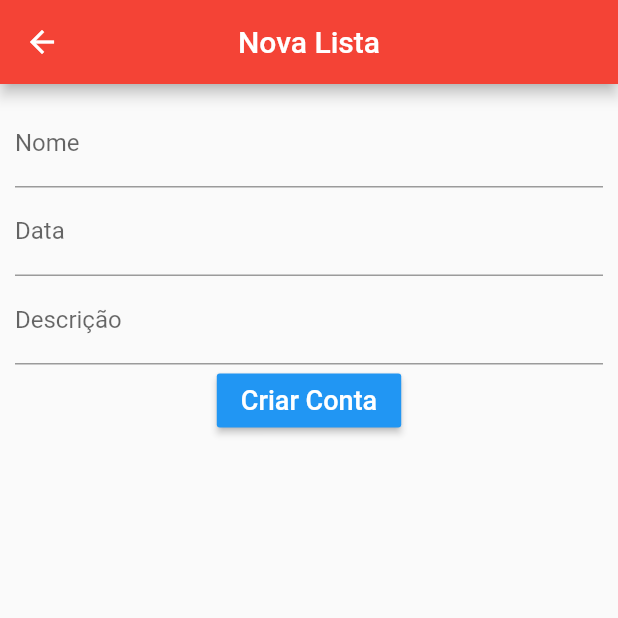
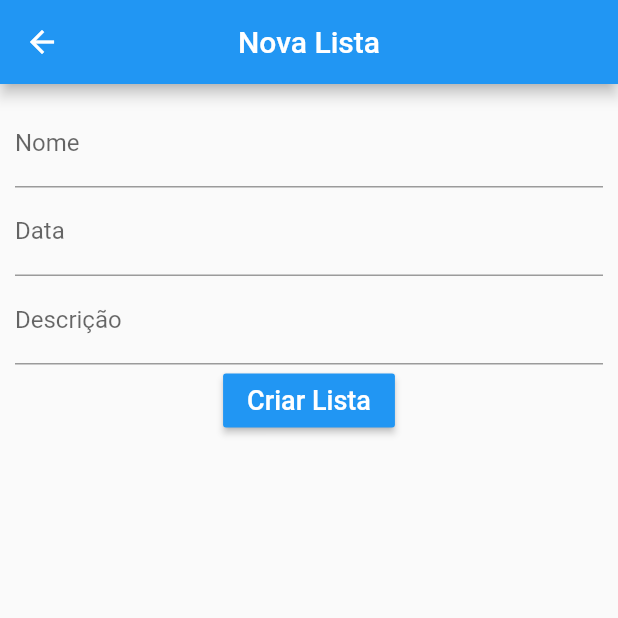
Before and after one commit to DavidXea/easymkt2, a Flutter app: the HomePageBody screen opened directly, after a tap on the "add" icon, on a phone screen of 412 x 824 dp, the top half of it. Run offline on Flutter 3.47's test engine with Material 2 defaults, Android fonts, the phone set to English and light mode, and no system bars; our stand-ins replace cloud_firestore, firebase_auth, sqflite; accounts and stored records are empty; network calls fail.

Commit message:
edição de lista
ahoo

```diff
--- a/lib/Screens/MyListProduct/addListPage.dart
+++ b/lib/Screens/MyListProduct/addListPage.dart
@@ -1,25 +1,26 @@
 import 'dart:async';
 
 import 'package:easymkt2/Class/ShoppingList.dart';
+import 'package:easymkt2/datas/list_list_product.dart';
 import 'package:easymkt2/models/list_list_model.dart';
 import 'package:flutter/material.dart';
 import 'package:scoped_model/scoped_model.dart';
 
-class addListPage extends StatefulWidget {
+class AddListPage extends StatefulWidget {
 
-  final ShoppingList list;
+  final ProductListList list;
 
-  addListPage({this.list});
+  AddListPage({this.list});
 
   @override
-  _addListPageState createState() => _addListPageState();
+  _AddListPageState createState() => _AddListPageState();
 }
 
-class _addListPageState extends State<addListPage> {
+class _AddListPageState extends State<AddListPage> {
 
-  final _nameController = TextEditingController();
-  final _dataController = TextEditingController();
-  final _descriptionController = TextEditingController();
+  TextEditingController _nameController = TextEditingController();
+  TextEditingController _dataController = TextEditingController();
+  TextEditingController _descriptionController = TextEditingController();
 
   final _nameFocus = FocusNode();
 
@@ -33,7 +34,7 @@ class _addListPageState extends State<addListPage> {
               onWillPop: _requestPop,
               child: Scaffold(
                 appBar: AppBar(
-                  backgroundColor: Colors.red,
+                  backgroundColor: Theme.of(context).primaryColor,
                   title: Text("Nova Lista"),
                   centerTitle: true,
                 ),
@@ -78,7 +79,7 @@ class _addListPageState extends State<addListPage> {
                             keyboardType: TextInputType.text,
                           ),
                           RaisedButton(
-                            child: Text("Criar Conta",
+                            child: Text("Criar Lista",
                               style: TextStyle(
                                 fontSize: 18.0,
                               ),
--- a/lib/Screens/MyListProduct/myListsWidget.dart
+++ b/lib/Screens/MyListProduct/myListsWidget.dart
@@ -56,7 +56,7 @@ class _HomePageBodyState extends State<HomePageBody> {
       floatingActionButton: FloatingActionButton(
         onPressed: (){
           Navigator.of(context).push(
-              MaterialPageRoute(builder: (context)=>addListPage())
+              MaterialPageRoute(builder: (context)=>AddListPage())
           );
         },
         child: Icon(Icons.add),
@@ -64,7 +64,6 @@ class _HomePageBodyState extends State<HomePageBody> {
       ),
 
         body: ScopedModelDescendant<ListProductModel>(
-
             builder: (context, child, model){
               return  ListView(
                 children: <Widget>[
--- a/lib/Screens/MyListProduct/tile_lists.dart
+++ b/lib/Screens/MyListProduct/tile_lists.dart
@@ -1,6 +1,5 @@
 import 'package:easymkt2/Screens/MyListProduct/listList.dart';
 import 'package:easymkt2/datas/list_list_product.dart';
-import 'package:easymkt2/datas/list_product.dart';
 import 'package:flutter/material.dart';
 
 class ListaTile extends StatelessWidget {
@@ -14,7 +13,7 @@ class ListaTile extends StatelessWidget {
     return InkWell(
       onTap: (){
 //        Navigator.of(context).push(
-//            MaterialPageRoute(builder: (context)=>ProductScreen(list))
+//            MaterialPageRoute(builder: (context)=>ProductListScreen(list))
 //        );
       },
       child: GestureDetector(
@@ -54,6 +53,7 @@ class ListaTile extends StatelessWidget {
             ),
           ),
         ),
+
         onTap: (){
           Navigator.of(context).push(
               MaterialPageRoute(builder: (context)=>ProductListScreen(list))
--- a/lib/models/list_list_model.dart
+++ b/lib/models/list_list_model.dart
@@ -51,4 +51,16 @@ class ListProductModel extends Model{
 
     notifyListeners();
   }
+
+  void updateList({ProductListList productList}){
+    lista.title = productList.title;
+    lista.description = productList.description;
+    lista.data = productList.data;
+
+
+    Firestore.instance.collection("users").document(user.firebaseUser.uid).collection("lists")
+        .document(productList.lid).updateData(productList.toMap());
+
+    notifyListeners();
+  }
 }
--- a/pubspec.yaml
+++ b/pubspec.yaml
@@ -51,6 +51,8 @@ flutter:
    - assets/logo1.png
    - assets/berinjela.jpg
    - assets/mandioca.jpg
+   - assets/google_icon.png
+   - assets/fb_icon.png
 
   # An image asset can refer to one or more resolution-specific "variants", see
   # https://flutter.io/assets-and-images/#resolution-aware.
```
Also changed, not shown: lib/Screens/MyListProduct/editListPage.dart (added, +164 -0 lines), lib/Screens/MyListProduct/listList.dart (+27 -35 lines), lib/login_page.dart (+4 -4 lines), assets/fb_icon.png (added), assets/google_icon.png (added).
